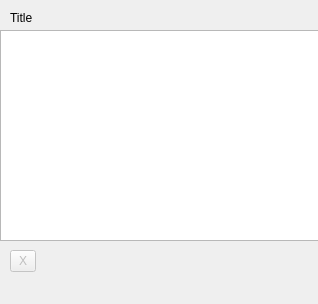
The window that implementation/primaries/GUI/alternatives/MyPlaylists.ui (Godley/Music-Library) describes before a commit, drawn with Qt 5.
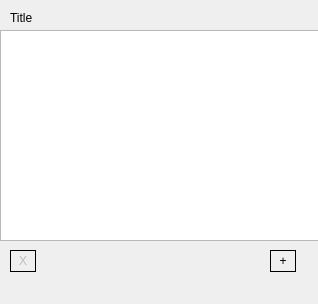
The same window after the commit.

Patch:
```diff
--- a/implementation/primaries/GUI/alternatives/MyPlaylists.ui
+++ b/implementation/primaries/GUI/alternatives/MyPlaylists.ui
@@ -13,6 +13,14 @@
   <property name="windowTitle">
    <string>Form</string>
   </property>
+  <property name="styleSheet">
+   <string notr="true">QToolButton{
+font: 15pt &quot;Open Sans&quot;;
+border:1px solid black; 
+background:transparent
+}
+</string>
+  </property>
   <widget class="QListWidget" name="listWidget">
    <property name="geometry">
     <rect>
@@ -23,19 +31,6 @@
     </rect>
    </property>
   </widget>
-  <widget class="QToolButton" name="addBtn">
-   <property name="geometry">
-    <rect>
-     <x>360</x>
-     <y>250</y>
-     <width>26</width>
-     <height>22</height>
-    </rect>
-   </property>
-   <property name="text">
-    <string>+</string>
-   </property>
-  </widget>
   <widget class="QToolButton" name="deleteBtn">
    <property name="enabled">
     <bool>false</bool>
@@ -71,6 +66,19 @@
     <string>Title</string>
    </property>
   </widget>
+  <widget class="QToolButton" name="addBtn">
+   <property name="geometry">
+    <rect>
+     <x>270</x>
+     <y>250</y>
+     <width>26</width>
+     <height>22</height>
+    </rect>
+   </property>
+   <property name="text">
+    <string>+</string>
+   </property>
+  </widget>
  </widget>
  <resources/>
  <connections>
```
